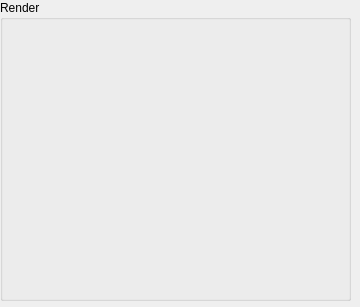
Old version of the form Project/grenderwidget.ui in the repository nicobabot/KingGarron_Engine.
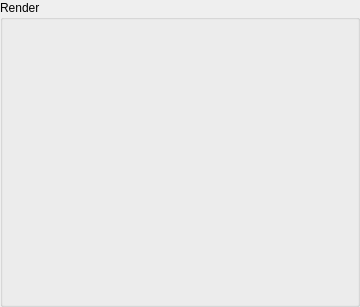
New version of the form.

```diff
--- a/Project/grenderwidget.ui
+++ b/Project/grenderwidget.ui
@@ -13,15 +13,21 @@
   <property name="windowTitle">
    <string>Form</string>
   </property>
+  <layout class="QVBoxLayout" name="verticalLayout">
+   <property name="leftMargin">
+    <number>0</number>
+   </property>
+   <property name="topMargin">
+    <number>0</number>
+   </property>
+   <property name="rightMargin">
+    <number>0</number>
+   </property>
+   <property name="bottomMargin">
+    <number>0</number>
+   </property>
+   <item>
   <widget class="QGroupBox" name="groupBox">
-   <property name="geometry">
-    <rect>
-     <x>0</x>
-     <y>0</y>
-     <width>351</width>
-     <height>301</height>
-    </rect>
-   </property>
    <property name="minimumSize">
     <size>
      <width>131</width>
@@ -32,6 +38,8 @@
     <string>Render</string>
    </property>
   </widget>
+   </item>
+  </layout>
  </widget>
  <resources/>
  <connections/>
```
Lines whose indentation alone changed are shown as unchanged.
